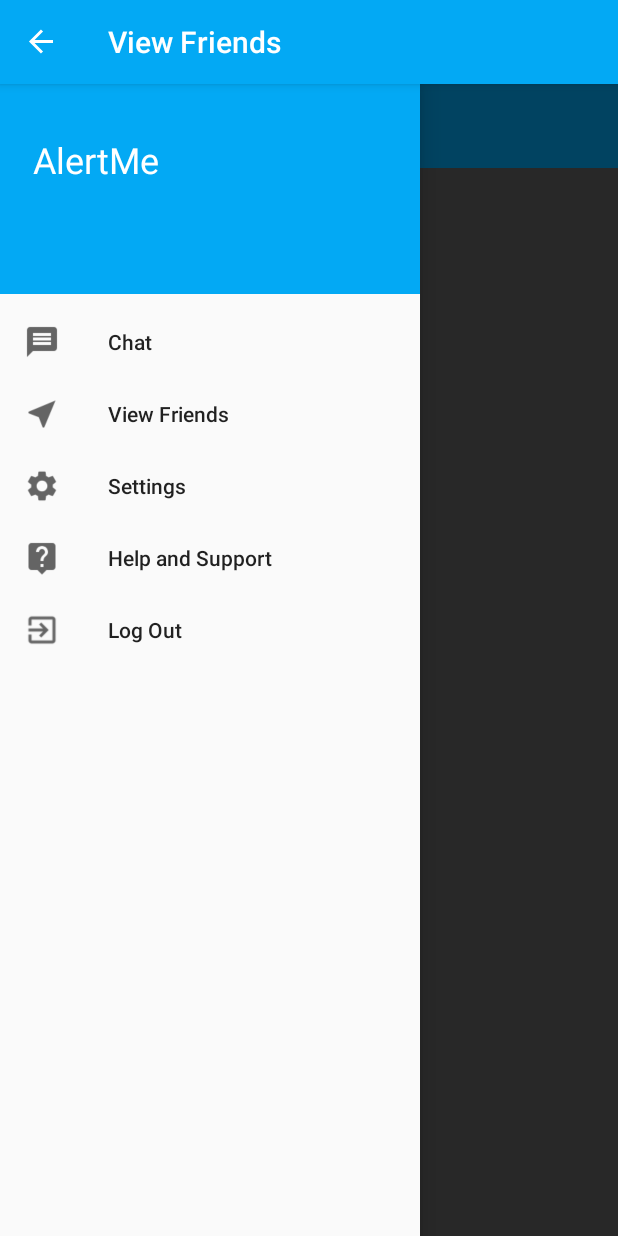
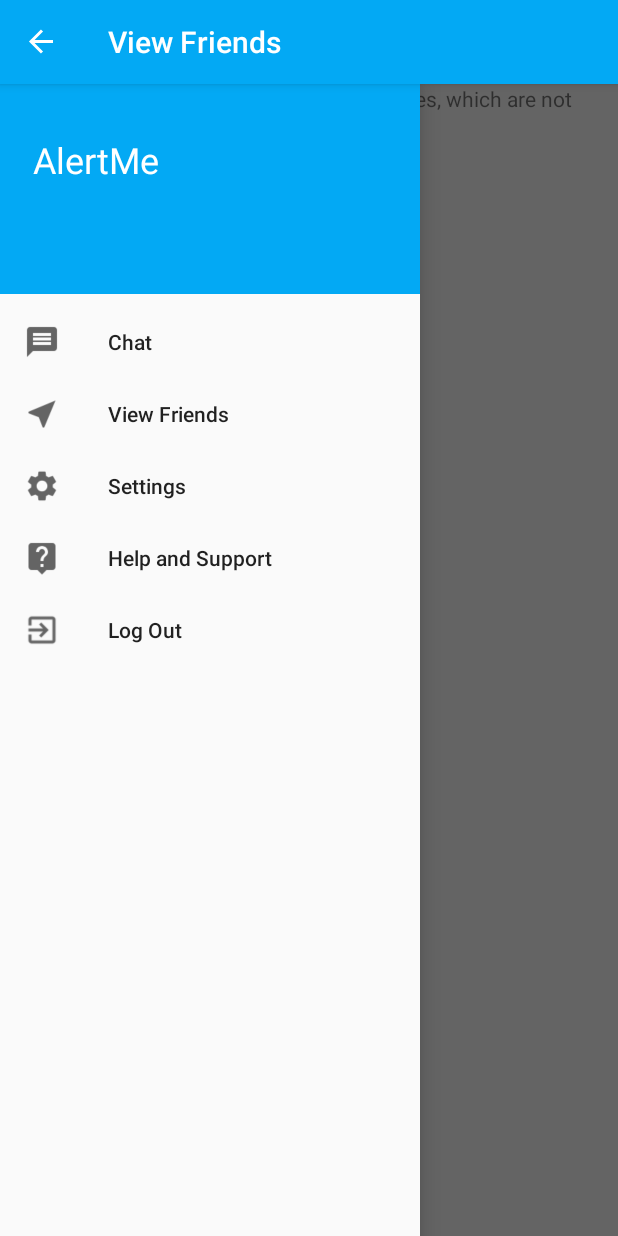
Before and after one commit to sanjulamadurapperuma/AlertMe, an Android app: the MapsActivity screen opened directly, with no data from a screen before it, with the side drawer open, on a phone screen of 412 x 824 dp. Run offline under Robolectric (Android 15) with nearby library versions, the phone set to English and light mode, and no system bars; our stand-ins replace Firebase (no records; nobody signed in at launch, a user with empty details on screens opened directly).

Commit message:
removed extra toolbar in mapsactivity

```diff
--- a/app/src/main/res/layout/activity_maps.xml
+++ b/app/src/main/res/layout/activity_maps.xml
@@ -18,12 +18,6 @@
         android:layout_height="match_parent"
         tools:context=".ui.map.MapsActivity" />
 
-    <LinearLayout
-        android:layout_width="match_parent"
-        android:layout_height="wrap_content">
-
-        <include layout="@layout/toolbar_layout"></include>
-    </LinearLayout>
 
     <android.support.design.widget.NavigationView
         android:layout_width="wrap_content"
```
